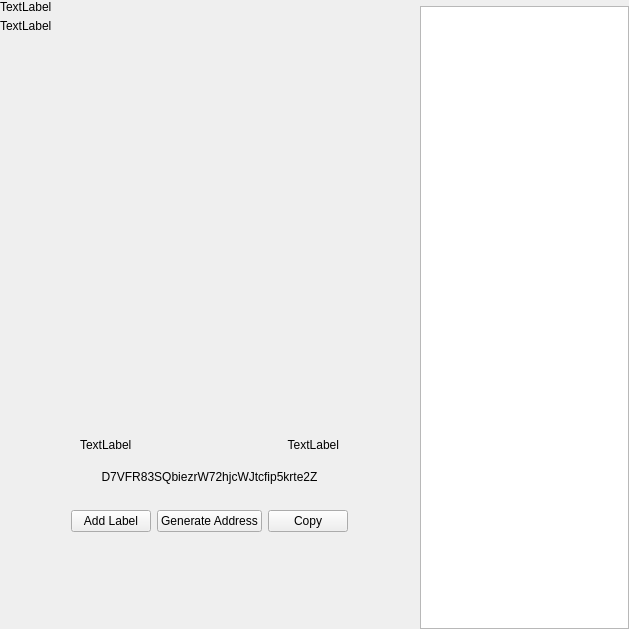
This is src/qt/vitae/forms/receivewidget.ui in VitaeTeam/Vitae as Qt 5 draws it before an edit. The edited form follows.
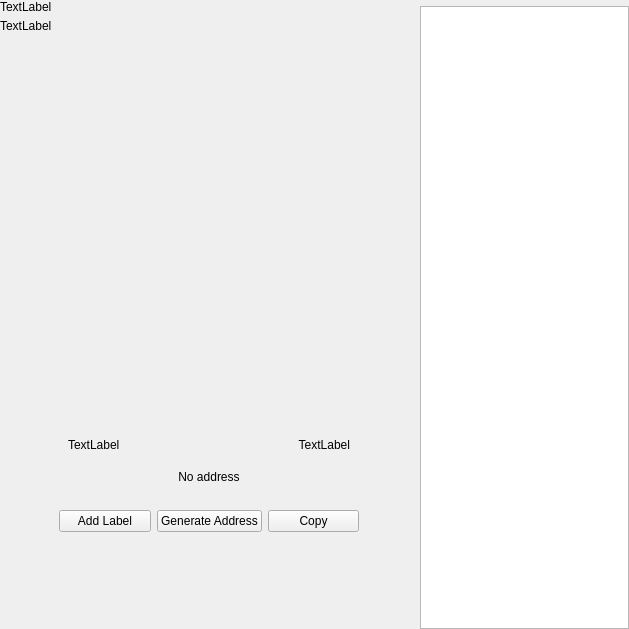
This is the edited form. Custom widgets are drawn as their Qt base class.

Commit message: [GUI] receive address padding overlapping text fix.

```diff
--- a/src/qt/vitae/forms/receivewidget.ui
+++ b/src/qt/vitae/forms/receivewidget.ui
@@ -228,8 +228,14 @@
                <verstretch>0</verstretch>
               </sizepolicy>
              </property>
+             <property name="minimumSize">
+              <size>
+               <width>300</width>
+               <height>0</height>
+              </size>
+             </property>
              <property name="text">
-              <string>D7VFR83SQbiezrW72hjcWJtcfip5krte2Z</string>
+              <string>No address</string>
              </property>
              <property name="alignment">
               <set>Qt::AlignCenter</set>
```
The commit also changes 2 other files.
